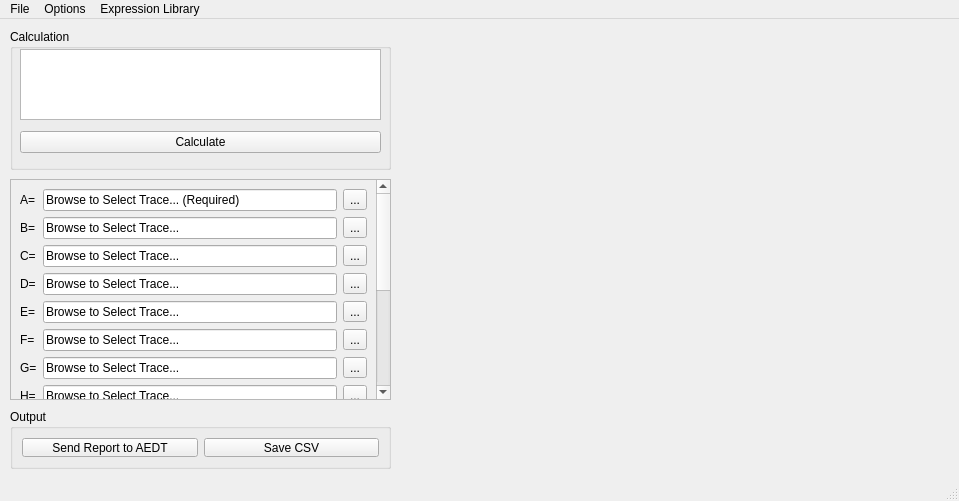
First picture: the form in Lib/gui_main.ui, repository ariensligar/compare_traces, before the edit.
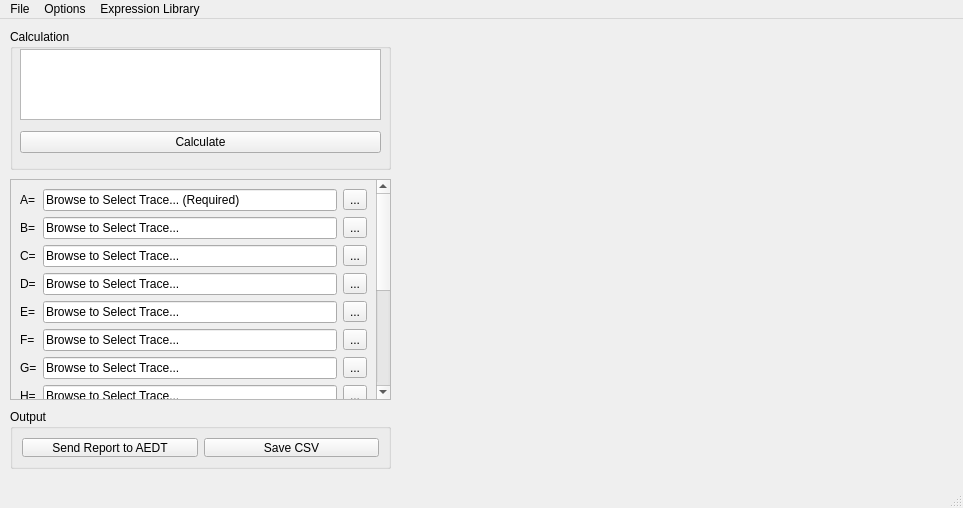
Second picture: the form after the edit.

What changed in the file:
```diff
--- a/Lib/gui_main.ui
+++ b/Lib/gui_main.ui
@@ -6,8 +6,8 @@
    <rect>
     <x>0</x>
     <y>0</y>
-    <width>959</width>
-    <height>501</height>
+    <width>963</width>
+    <height>508</height>
    </rect>
   </property>
   <property name="windowTitle">
@@ -486,7 +486,7 @@
     <rect>
      <x>0</x>
      <y>0</y>
-     <width>959</width>
+     <width>963</width>
      <height>22</height>
     </rect>
    </property>
```
Left out of the diff: 6 changed lines with no effect on the pictures.
